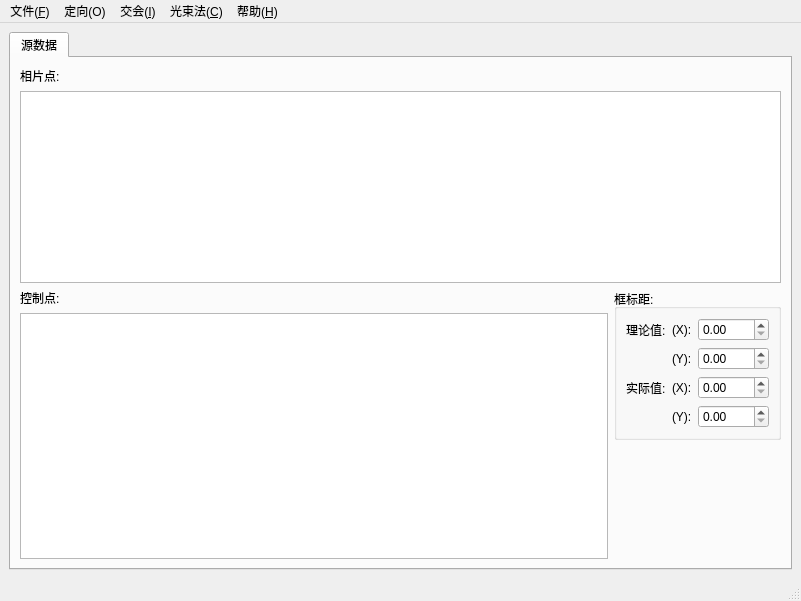
First picture: the form in ui/photogrammetrybase.ui, repository crackey/photogrammetry, before the edit.
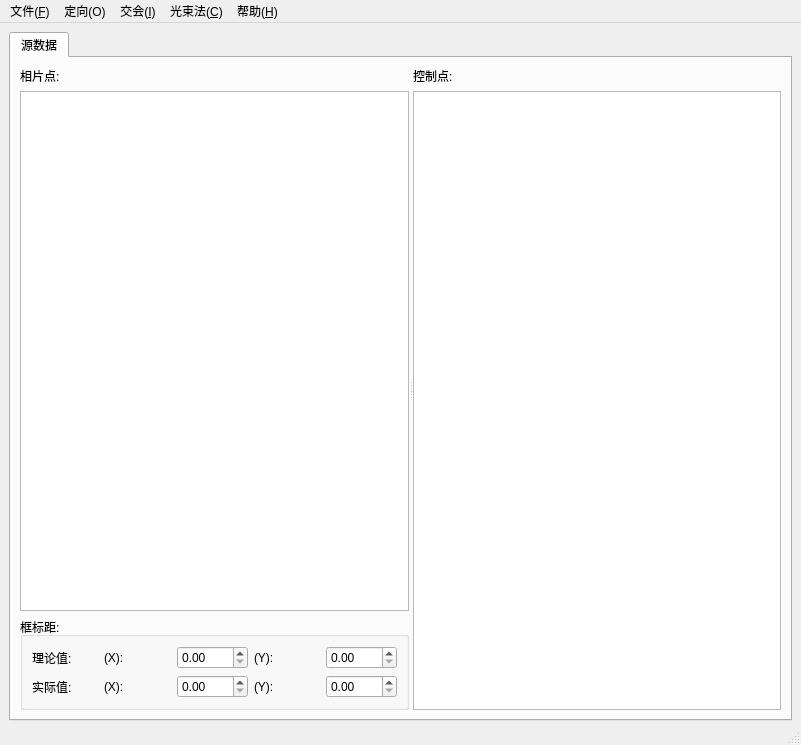
Second picture: the form after the edit.

What changed in the file:
```diff
--- a/ui/photogrammetrybase.ui
+++ b/ui/photogrammetrybase.ui
@@ -6,16 +6,22 @@
     <x>0</x>
     <y>0</y>
     <width>801</width>
-    <height>601</height>
+    <height>745</height>
    </rect>
   </property>
   <property name="windowTitle" >
    <string>MainWindow</string>
   </property>
   <widget class="QWidget" name="centralwidget" >
-   <layout class="QVBoxLayout" name="verticalLayout" >
-    <item>
      <widget class="QSplitter" name="splitter_3" >
+    <property name="geometry" >
+     <rect>
+      <x>9</x>
+      <y>9</y>
+      <width>783</width>
+      <height>689</height>
+     </rect>
+    </property>
       <property name="orientation" >
        <enum>Qt::Horizontal</enum>
       </property>
@@ -36,12 +42,16 @@
         <attribute name="title" >
          <string>源数据</string>
         </attribute>
-        <layout class="QGridLayout" name="gridLayout_2" >
-         <item row="0" column="0" colspan="2" >
-          <layout class="QVBoxLayout" name="verticalLayout_2" >
-           <property name="sizeConstraint" >
-            <enum>QLayout::SetMaximumSize</enum>
-           </property>
+      <layout class="QVBoxLayout" name="verticalLayout_5" >
+       <item>
+        <widget class="QSplitter" name="splitter" >
+         <property name="orientation" >
+          <enum>Qt::Horizontal</enum>
+         </property>
+         <widget class="QWidget" name="" >
+          <layout class="QVBoxLayout" name="verticalLayout_4" >
+           <item>
+            <layout class="QVBoxLayout" name="verticalLayout_3" >
            <item>
             <widget class="QLabel" name="photoPointsLabel" >
              <property name="text" >
@@ -54,21 +64,7 @@
            </item>
           </layout>
          </item>
-         <item rowspan="2" row="2" column="0" >
-          <layout class="QVBoxLayout" name="verticalLayout_11" >
            <item>
-            <widget class="QLabel" name="controlPointsLabel" >
-             <property name="text" >
-              <string>控制点:</string>
-             </property>
-            </widget>
-           </item>
-           <item>
-            <widget class="QTableView" name="controlPointsView" />
-           </item>
-          </layout>
-         </item>
-         <item row="2" column="1" >
           <widget class="QGroupBox" name="fiducialMarkGroupBox" >
            <property name="sizePolicy" >
             <sizepolicy vsizetype="Preferred" hsizetype="Preferred" >
@@ -79,36 +75,75 @@
            <property name="title" >
             <string>框标距:</string>
            </property>
-           <layout class="QGridLayout" name="gridLayout" >
-            <item row="0" column="0" >
+             <layout class="QVBoxLayout" name="verticalLayout_2" >
+              <item>
+               <layout class="QHBoxLayout" name="horizontalLayout" >
+                <item>
              <widget class="QLabel" name="label" >
               <property name="text" >
                <string>理论值:</string>
               </property>
              </widget>
             </item>
-            <item row="0" column="1" >
+                <item>
              <widget class="QLabel" name="tfxLabel" >
               <property name="text" >
                <string>(X):</string>
               </property>
              </widget>
             </item>
-            <item row="3" column="0" >
+                <item>
+                 <widget class="QDoubleSpinBox" name="tfxSpinBox" >
+                  <property name="minimum" >
+                   <double>0.000000000000000</double>
+                  </property>
+                  <property name="maximum" >
+                   <double>1000.000000000000000</double>
+                  </property>
+                  <property name="value" >
+                   <double>0.000000000000000</double>
+                  </property>
+                 </widget>
+                </item>
+                <item>
+                 <widget class="QLabel" name="tfyLabel" >
+                  <property name="text" >
+                   <string>(Y):</string>
+                  </property>
+                 </widget>
+                </item>
+                <item>
+                 <widget class="QDoubleSpinBox" name="tfySpinBox" >
+                  <property name="minimum" >
+                   <double>0.000000000000000</double>
+                  </property>
+                  <property name="maximum" >
+                   <double>1000.000000000000000</double>
+                  </property>
+                  <property name="value" >
+                   <double>0.000000000000000</double>
+                  </property>
+                 </widget>
+                </item>
+               </layout>
+              </item>
+              <item>
+               <layout class="QHBoxLayout" name="horizontalLayout_2" >
+                <item>
              <widget class="QLabel" name="label_2" >
               <property name="text" >
                <string>实际值:</string>
               </property>
              </widget>
             </item>
-            <item row="3" column="1" >
+                <item>
              <widget class="QLabel" name="rfxLabel" >
               <property name="text" >
                <string>(X):</string>
               </property>
              </widget>
             </item>
-            <item row="3" column="3" >
+                <item>
              <widget class="QDoubleSpinBox" name="rfxSpinBox" >
               <property name="minimum" >
                <double>0.000000000000000</double>
@@ -121,75 +156,57 @@
               </property>
              </widget>
             </item>
-            <item row="4" column="1" >
+                <item>
              <widget class="QLabel" name="rfyLabel" >
               <property name="text" >
                <string>(Y):</string>
               </property>
              </widget>
             </item>
-            <item row="4" column="3" >
+                <item>
              <widget class="QDoubleSpinBox" name="rfySpinBox" >
               <property name="maximum" >
                <double>1000.000000000000000</double>
               </property>
              </widget>
             </item>
-            <item row="0" column="3" >
-             <widget class="QDoubleSpinBox" name="tfxSpinBox" >
-              <property name="minimum" >
-               <double>0.000000000000000</double>
-              </property>
-              <property name="maximum" >
-               <double>1000.000000000000000</double>
-              </property>
-              <property name="value" >
-               <double>0.000000000000000</double>
-              </property>
-             </widget>
-            </item>
-            <item row="1" column="3" >
-             <widget class="QDoubleSpinBox" name="tfySpinBox" >
-              <property name="minimum" >
-               <double>0.000000000000000</double>
-              </property>
-              <property name="maximum" >
-               <double>1000.000000000000000</double>
-              </property>
-              <property name="value" >
-               <double>0.000000000000000</double>
-              </property>
-             </widget>
-            </item>
-            <item row="1" column="1" >
-             <widget class="QLabel" name="tfyLabel" >
+               </layout>
+              </item>
+             </layout>
+             <zorder>rfxSpinBox</zorder>
+             <zorder>rfyLabel</zorder>
+             <zorder>tfxSpinBox</zorder>
+             <zorder>tfyLabel</zorder>
+             <zorder>rfySpinBox</zorder>
+             <zorder>tfySpinBox</zorder>
+             <zorder>rfxLabel</zorder>
+             <zorder>tfxLabel</zorder>
+             <zorder>label</zorder>
+             <zorder>label_2</zorder>
+            </widget>
+           </item>
+          </layout>
+         </widget>
+         <widget class="QWidget" name="" >
+          <layout class="QVBoxLayout" name="verticalLayout_11" >
+           <item>
+            <widget class="QLabel" name="controlPointsLabel" >
               <property name="text" >
-               <string>(Y):</string>
+              <string>控制点:</string>
               </property>
              </widget>
             </item>
-           </layout>
-          </widget>
-         </item>
-         <item row="3" column="1" >
-          <spacer name="verticalSpacer" >
-           <property name="orientation" >
-            <enum>Qt::Vertical</enum>
-           </property>
-           <property name="sizeHint" stdset="0" >
-            <size>
-             <width>20</width>
-             <height>40</height>
-            </size>
-           </property>
-          </spacer>
-         </item>
+           <item>
+            <widget class="QTableView" name="controlPointsView" />
+           </item>
+          </layout>
+         </widget>
+        </widget>
+       </item>
         </layout>
        </widget>
       </widget>
      </widget>
-    </item>
-   </layout>
   </widget>
   <widget class="QStatusBar" name="statusbar" />
   <widget class="QMenuBar" name="menubar" >
```
Lines whose indentation alone changed are shown as unchanged.
